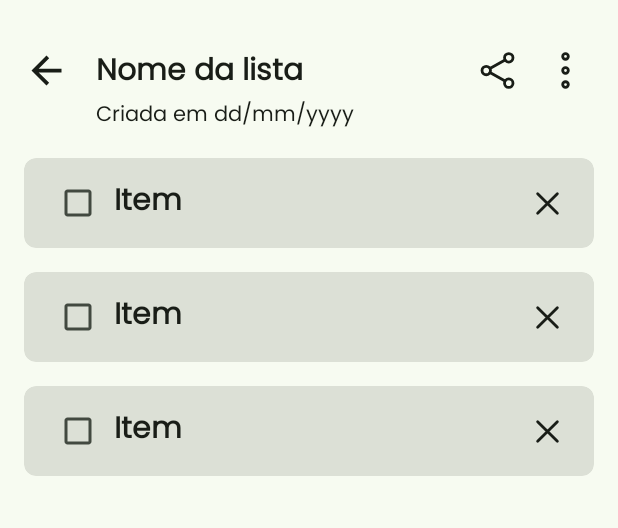
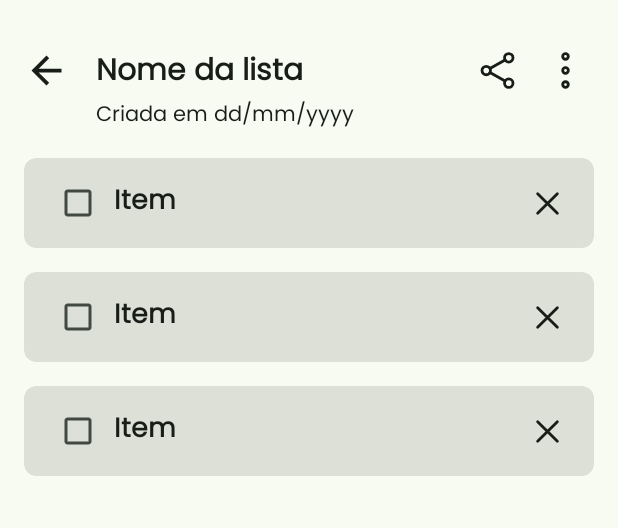
Before and after one commit to cadugoncalvesb/noted, an Android app: the layout activity_item.xml on its own in the app's theme, with its tools: preview values and no code run, on a phone screen of 412 x 824 dp. Shown: the top 528 px of the screen. Run offline under Robolectric (Android 15) with nearby library versions, the phone set to English and light mode, and no system bars.

```diff
--- a/app/src/main/java/com/example/projetointegrador/SplashActivity.java
+++ b/app/src/main/java/com/example/projetointegrador/SplashActivity.java
@@ -40,5 +40,4 @@ public class SplashActivity extends AppCompatActivity {
             startActivity(new Intent(this, LoginActivity.class));
         }
     }
-    // testando conexão
 }
--- a/app/src/main/java/com/example/projetointegrador/adapter/ItemAdapter.java
+++ b/app/src/main/java/com/example/projetointegrador/adapter/ItemAdapter.java
@@ -88,14 +88,17 @@ public class ItemAdapter extends RecyclerView.Adapter<ItemAdapter.ViewHolder> {
             checkBox = itemView.findViewById(com.example.projetointegrador.R.id.checkBox);
             imageBtnDelete = itemView.findViewById(com.example.projetointegrador.R.id.imageBtnDelete);
 
+            imageBtnDelete.setVisibility(View.GONE);
             itemView.setOnClickListener(v -> {
                 if (listener != null) {
                     int position = getAdapterPosition();
                     if (position != RecyclerView.NO_POSITION) {
                         listener.onItemClick(position);
+                        imageBtnDelete.setVisibility(View.VISIBLE);
                     }
                 }
             });
+            imageBtnDelete.setVisibility(View.GONE);
         }
     }
 
--- a/app/src/main/res/layout/card_item.xml
+++ b/app/src/main/res/layout/card_item.xml
@@ -33,7 +33,7 @@
                 android:layout_height="wrap_content"
                 android:text="Item"
                 android:textColor="@color/md_theme_onSurface"
-                android:textSize="20sp"
+                android:textSize="18sp"
                 android:textStyle="bold"/>
         </LinearLayout>
 
```
Also changed, not shown: 1 other file.
